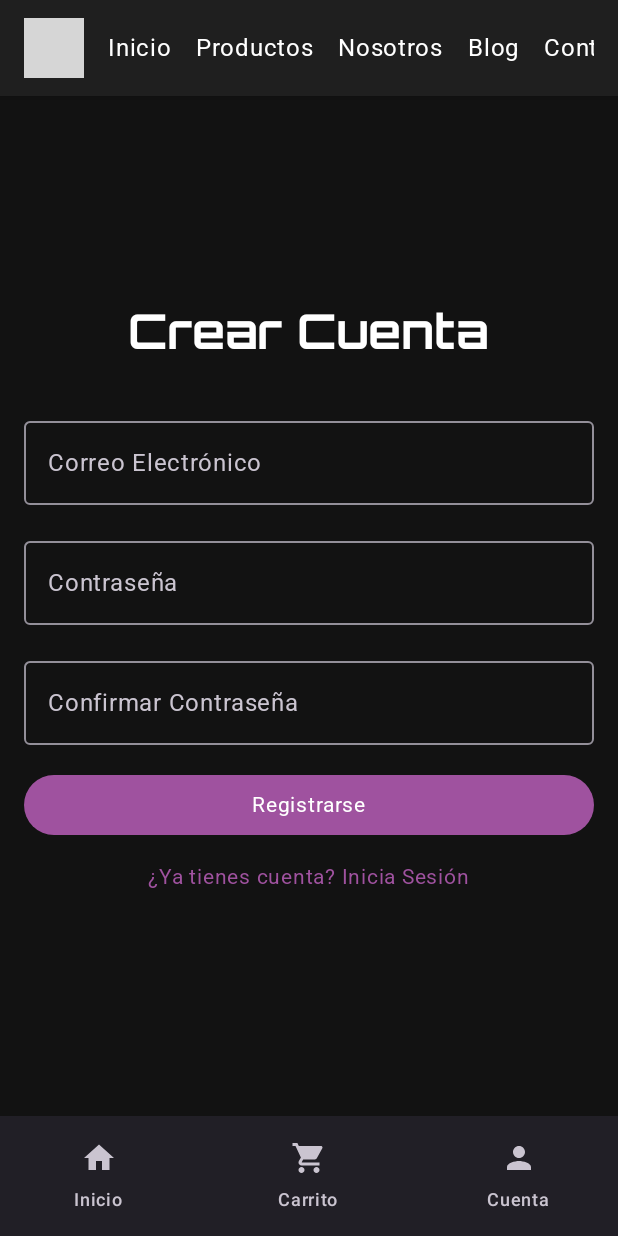
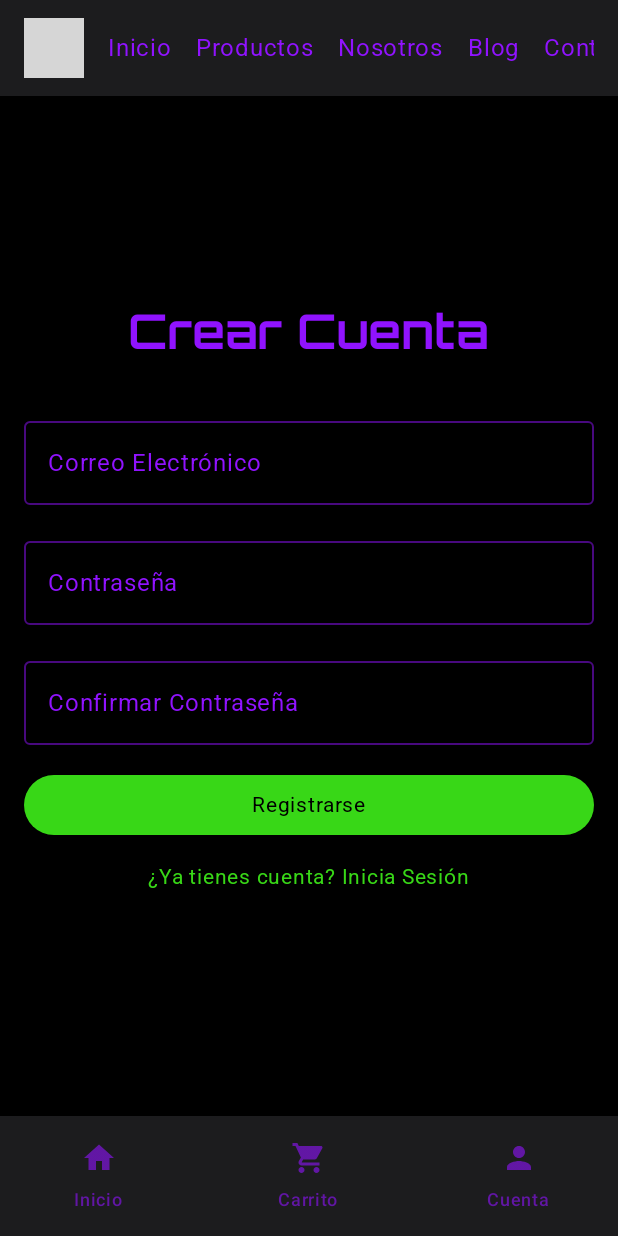
Before and after one commit to BenjaAranda/AplicacionesMoviles, an Android app built with Jetpack Compose: the LoginScreen screen opened through its navigation route, after a tap on "¿No tienes cuenta? Regístrate", on a phone screen of 412 x 824 dp. Run offline under Robolectric (Android 15) with nearby library versions, the light colour scheme and no system bars; our stand-ins replace Room's generated code; 1 other tap on this screen came first; grey boxes are pictures that could not be loaded.

Commit message:
Aplicando un nuevo tema visual y paleta de colores a la aplicación

```diff
--- a/app/src/main/java/com/example/app_prueba/navigation/AppNavigation.kt
+++ b/app/src/main/java/com/example/app_prueba/navigation/AppNavigation.kt
@@ -25,18 +25,28 @@ import com.example.app_prueba.ui.screens.login.LoginScreen
 import com.example.app_prueba.ui.screens.products.ProductsScreen
 import com.example.app_prueba.ui.screens.register.RegisterScreen
 
+
+import com.example.app_prueba.ui.theme.AppPruebaTheme
+import androidx.compose.material3.MaterialTheme
+
 @Composable
 fun AppNavigation() {
+
+    AppPruebaTheme {
         val navController = rememberNavController()
         val navBackStackEntry by navController.currentBackStackEntryAsState()
         val currentDestination = navBackStackEntry?.destination
 
         Scaffold(
             topBar = {
+
                 TopBar(navController = navController)
             },
             bottomBar = {
-            NavigationBar {
+                NavigationBar(
+
+                    containerColor = MaterialTheme.colorScheme.surface
+                ) {
                     val items = listOf(
                         BottomNavItem.Home,
                         BottomNavItem.Cart,
@@ -55,7 +65,14 @@ fun AppNavigation() {
                                     launchSingleTop = true
                                     restoreState = true
                                 }
-                        }
+                            },
+                            colors = NavigationBarItemDefaults.colors(
+                                selectedIconColor = MaterialTheme.colorScheme.primary, // Verde para el ícono seleccionado
+                                selectedTextColor = MaterialTheme.colorScheme.primary, // Verde para el texto seleccionado
+                                unselectedIconColor = MaterialTheme.colorScheme.onSurface.copy(alpha = 0.6f), // Morado más tenue
+                                unselectedTextColor = MaterialTheme.colorScheme.onSurface.copy(alpha = 0.6f), // Morado más tenue
+                                indicatorColor = MaterialTheme.colorScheme.primary.copy(alpha = 0.1f) // Un sutil fondo verde para el ítem activo
+                            )
                         )
                     }
                 }
@@ -66,6 +83,7 @@ fun AppNavigation() {
                 startDestination = Routes.Home.route,
                 modifier = Modifier.padding(innerPadding)
             ) {
+
                 composable(Routes.Login.route) { LoginScreen(navController = navController) }
                 composable(Routes.Register.route) { RegisterScreen(navController = navController) }
                 composable(Routes.Home.route) { HomeScreen(navController = navController) }
@@ -86,3 +104,4 @@ fun AppNavigation() {
             }
         }
     }
+}
--- a/app/src/main/java/com/example/app_prueba/ui/screens/login/LoginScreen.kt
+++ b/app/src/main/java/com/example/app_prueba/ui/screens/login/LoginScreen.kt
@@ -5,19 +5,17 @@ import androidx.compose.material3.*
 import androidx.compose.runtime.Composable
 import androidx.compose.ui.Alignment
 import androidx.compose.ui.Modifier
-import androidx.compose.ui.graphics.Color
 import androidx.compose.ui.text.input.PasswordVisualTransformation
 import androidx.compose.ui.unit.dp
 import androidx.lifecycle.viewmodel.compose.viewModel
 import androidx.navigation.NavController
 import com.example.app_prueba.navigation.Routes
-import com.example.app_prueba.ui.theme.MoradoNeon
-import com.example.app_prueba.ui.theme.VerdeNeon
 import com.example.app_prueba.viewmodel.LoginViewModel
 
 @OptIn(ExperimentalMaterial3Api::class)
 @Composable
 fun LoginScreen(navController: NavController, vm: LoginViewModel = viewModel()) {
+
     Column(
         modifier = Modifier
             .fillMaxSize()
@@ -29,18 +27,16 @@ fun LoginScreen(navController: NavController, vm: LoginViewModel = viewModel())
         Spacer(modifier = Modifier.height(32.dp))
 
         val customTextFieldColors = OutlinedTextFieldDefaults.colors(
-            focusedTextColor = Color.White,
-            unfocusedTextColor = Color.White,
-            focusedBorderColor = VerdeNeon,
-            unfocusedBorderColor = MoradoNeon,
-            cursorColor = VerdeNeon,
-            focusedLabelColor = VerdeNeon,
-            unfocusedLabelColor = MoradoNeon
+            focusedBorderColor = MaterialTheme.colorScheme.primary,
+            unfocusedBorderColor = MaterialTheme.colorScheme.onSurface.copy(alpha = 0.5f),
+            cursorColor = MaterialTheme.colorScheme.primary,
+            focusedLabelColor = MaterialTheme.colorScheme.primary,
+            unfocusedLabelColor = MaterialTheme.colorScheme.onSurface,
         )
 
-        val customButtonColors = ButtonDefaults.buttonColors(
-            containerColor = MoradoNeon,
-            contentColor = Color.White,
+        val primaryButtonColors = ButtonDefaults.buttonColors(
+            containerColor = MaterialTheme.colorScheme.primary,
+            contentColor = MaterialTheme.colorScheme.onPrimary,
         )
 
         OutlinedTextField(
@@ -76,13 +72,14 @@ fun LoginScreen(navController: NavController, vm: LoginViewModel = viewModel())
                 }
             },
             modifier = Modifier.fillMaxWidth(),
-            colors = customButtonColors
+            colors = primaryButtonColors
         ) {
             Text("Entrar")
         }
 
         TextButton(onClick = { navController.navigate(Routes.Register.route) }) {
-            Text("¿No tienes cuenta? Regístrate", color = MoradoNeon)
+
+            Text("¿No tienes cuenta? Regístrate")
         }
     }
 }
--- a/app/src/main/java/com/example/app_prueba/ui/screens/register/RegisterScreen.kt
+++ b/app/src/main/java/com/example/app_prueba/ui/screens/register/RegisterScreen.kt
@@ -12,8 +12,11 @@ import androidx.navigation.NavController
 import com.example.app_prueba.navigation.Routes
 import com.example.app_prueba.viewmodel.RegisterViewModel
 
+@OptIn(ExperimentalMaterial3Api::class)
 @Composable
 fun RegisterScreen(navController: NavController, vm: RegisterViewModel = viewModel()) {
+
+
     Column(
         modifier = Modifier
             .fillMaxSize()
@@ -21,14 +24,31 @@ fun RegisterScreen(navController: NavController, vm: RegisterViewModel = viewMod
         horizontalAlignment = Alignment.CenterHorizontally,
         verticalArrangement = Arrangement.Center
     ) {
+
         Text("Crear Cuenta", style = MaterialTheme.typography.headlineLarge)
         Spacer(modifier = Modifier.height(32.dp))
+
+
+        val customTextFieldColors = OutlinedTextFieldDefaults.colors(
+            focusedBorderColor = MaterialTheme.colorScheme.primary,      // Borde enfocado: Verde
+            unfocusedBorderColor = MaterialTheme.colorScheme.onSurface.copy(alpha = 0.5f), // Borde sin foco: Morado tenue
+            cursorColor = MaterialTheme.colorScheme.primary,             // Cursor: Verde
+            focusedLabelColor = MaterialTheme.colorScheme.primary,       // Etiqueta enfocada: Verde
+            unfocusedLabelColor = MaterialTheme.colorScheme.onSurface,   // Etiqueta sin foco: Morado
+        )
+
+
+        val primaryButtonColors = ButtonDefaults.buttonColors(
+            containerColor = MaterialTheme.colorScheme.primary,      // Fondo del botón: Verde
+            contentColor = MaterialTheme.colorScheme.onPrimary,      // Color del texto: Negro (definido en onPrimary)
+        )
 
         OutlinedTextField(
             value = vm.email,
             onValueChange = { vm.email = it },
             label = { Text("Correo Electrónico") },
-            modifier = Modifier.fillMaxWidth()
+            modifier = Modifier.fillMaxWidth(),
+            colors = customTextFieldColors // Aplicamos colores
         )
         Spacer(modifier = Modifier.height(16.dp))
 
@@ -37,7 +57,8 @@ fun RegisterScreen(navController: NavController, vm: RegisterViewModel = viewMod
             onValueChange = { vm.pass = it },
             label = { Text("Contraseña") },
             visualTransformation = PasswordVisualTransformation(),
-            modifier = Modifier.fillMaxWidth()
+            modifier = Modifier.fillMaxWidth(),
+            colors = customTextFieldColors // Aplicamos colores
         )
         Spacer(modifier = Modifier.height(16.dp))
 
@@ -46,7 +67,8 @@ fun RegisterScreen(navController: NavController, vm: RegisterViewModel = viewMod
             onValueChange = { vm.confirmPass = it },
             label = { Text("Confirmar Contraseña") },
             visualTransformation = PasswordVisualTransformation(),
-            modifier = Modifier.fillMaxWidth()
+            modifier = Modifier.fillMaxWidth(),
+            colors = customTextFieldColors // Aplicamos colores
         )
         Spacer(modifier = Modifier.height(16.dp))
 
@@ -63,7 +85,8 @@ fun RegisterScreen(navController: NavController, vm: RegisterViewModel = viewMod
                     }
                 }
             },
-            modifier = Modifier.fillMaxWidth()
+            modifier = Modifier.fillMaxWidth(),
+            colors = primaryButtonColors // Aplicamos colores
         ) {
             Text("Registrarse")
         }
--- a/app/src/main/java/com/example/app_prueba/ui/theme/Theme.kt
+++ b/app/src/main/java/com/example/app_prueba/ui/theme/Theme.kt
@@ -44,3 +44,29 @@ fun LevelUpGamerTheme(
         content = content
     )
 }
+
+// 1. Define tus colores personalizados
+val CustomGreen = Color(0xFF38D717) // Un verde neón
+val CustomPurple = Color(0xFF9013FE) // Un morado claro para texto
+
+// 2. Crea el esquema de colores para el modo oscuro/claro
+private val DarkColorPalette = darkColorScheme(
+    primary = CustomGreen,        // Color principal para botones, indicadores, etc.
+    onPrimary = Color.Black,      // Color del texto/iconos sobre el color primario
+    secondary = CustomGreen,      // Color secundario
+    onSecondary = Color.Black,    // Texto/iconos sobre el color secundario
+    surface = Color(0xFF1C1C1E),  // Color de fondo de superficies como cards, nav bars
+    onSurface = CustomPurple,     // Color principal del texto sobre fondos
+    background = Color(0xFF000000), // Color de fondo general de la app
+    onBackground = CustomPurple   // Color del texto sobre el fondo general
+)
+
+// 3. Crea el Composable del Tema que envolverá tu app
+@Composable
+fun AppPruebaTheme(content: @Composable () -> Unit) {
+    MaterialTheme(
+        colorScheme = DarkColorPalette,
+        // Aquí puedes definir tipografía y formas también
+        content = content
+    )
+}
```
Lines whose indentation alone changed are shown as unchanged.
